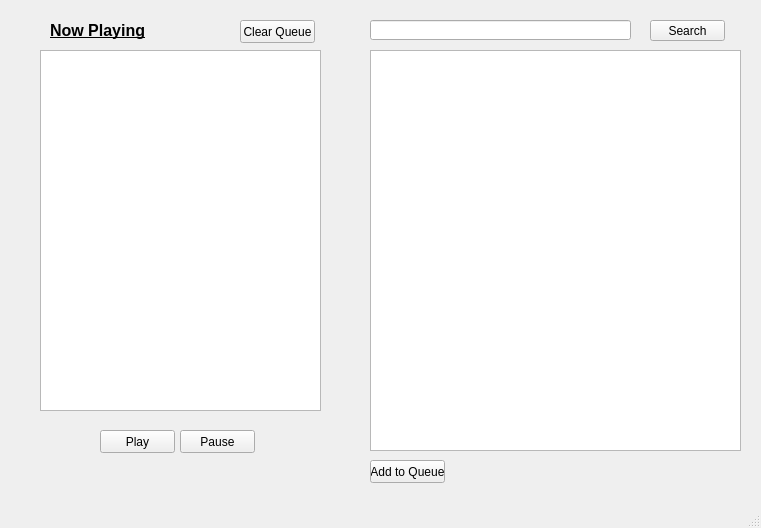
Before: the Qt Designer form ui1.ui in nightfire8199/project-hermes, drawn with Qt 5.
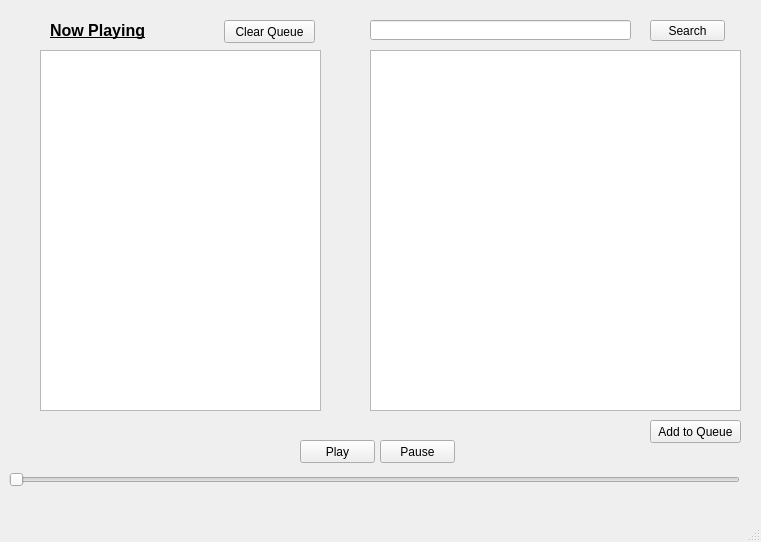
After: the same form once the commit is applied.

```diff
--- a/ui1.ui
+++ b/ui1.ui
@@ -7,12 +7,15 @@
     <x>0</x>
     <y>0</y>
     <width>761</width>
-    <height>528</height>
+    <height>542</height>
    </rect>
   </property>
   <property name="windowTitle">
    <string>MainWindow</string>
   </property>
+  <property name="styleSheet">
+   <string notr="true"/>
+  </property>
   <widget class="QWidget" name="centralwidget">
    <widget class="QPushButton" name="searchButton">
     <property name="geometry">
@@ -33,15 +36,15 @@
       <x>370</x>
       <y>50</y>
       <width>371</width>
-      <height>401</height>
+      <height>361</height>
      </rect>
     </property>
    </widget>
    <widget class="QPushButton" name="playButton">
     <property name="geometry">
      <rect>
-      <x>100</x>
-      <y>430</y>
+      <x>300</x>
+      <y>440</y>
       <width>75</width>
       <height>23</height>
      </rect>
@@ -53,8 +56,8 @@
    <widget class="QPushButton" name="pauseButton">
     <property name="geometry">
      <rect>
-      <x>180</x>
-      <y>430</y>
+      <x>380</x>
+      <y>440</y>
       <width>75</width>
       <height>23</height>
      </rect>
@@ -89,9 +92,9 @@
    <widget class="QPushButton" name="addButton">
     <property name="geometry">
      <rect>
-      <x>370</x>
-      <y>460</y>
-      <width>75</width>
+      <x>650</x>
+      <y>420</y>
+      <width>91</width>
       <height>23</height>
      </rect>
     </property>
@@ -102,9 +105,9 @@
    <widget class="QPushButton" name="clearQueueButton">
     <property name="geometry">
      <rect>
-      <x>240</x>
+      <x>224</x>
       <y>20</y>
-      <width>75</width>
+      <width>91</width>
       <height>23</height>
      </rect>
     </property>
@@ -125,6 +128,22 @@
      <string>&lt;html&gt;&lt;head/&gt;&lt;body&gt;&lt;p&gt;&lt;span style=&quot; font-size:12pt; font-weight:600; text-decoration: underline;&quot;&gt;Now Playing&lt;/span&gt;&lt;/p&gt;&lt;/body&gt;&lt;/html&gt;</string>
     </property>
    </widget>
+   <widget class="QSlider" name="trackSlider">
+    <property name="geometry">
+     <rect>
+      <x>9</x>
+      <y>470</y>
+      <width>731</width>
+      <height>20</height>
+     </rect>
+    </property>
+    <property name="maximum">
+     <number>1000</number>
+    </property>
+    <property name="orientation">
+     <enum>Qt::Horizontal</enum>
+    </property>
+   </widget>
   </widget>
   <widget class="QMenuBar" name="menubar">
    <property name="geometry">
```
Left out of the diff: 2 changed lines with no effect on the pictures.
